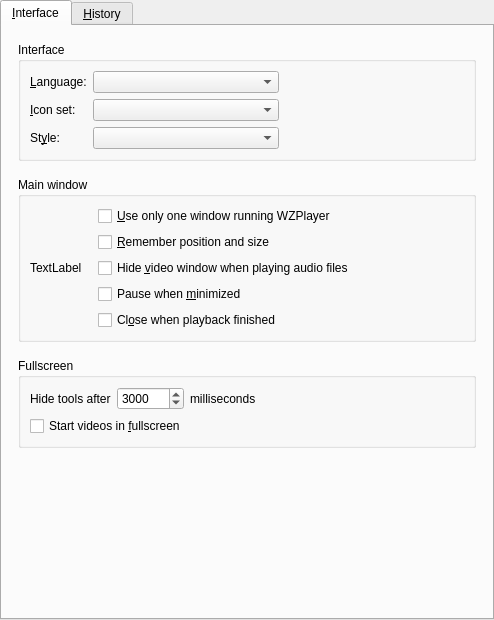
Qt form src/gui/pref/interface.ui (wilbert2000/wzplayer) before a commit.
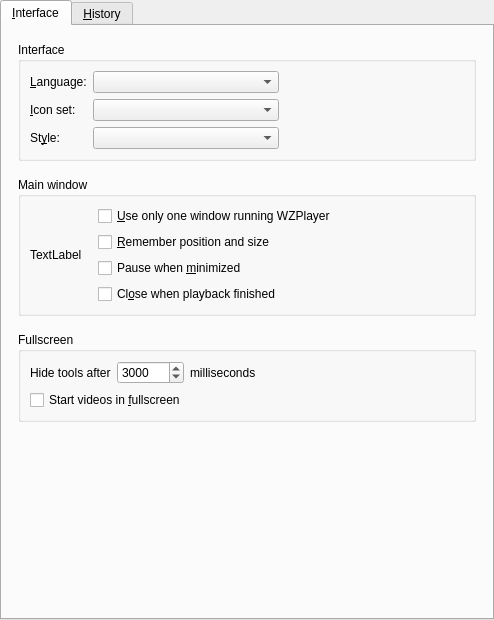
The same form after that commit. Custom widgets are drawn as their Qt base class.

The edit to the form file:
```diff
--- a/src/gui/pref/interface.ui
+++ b/src/gui/pref/interface.ui
@@ -199,13 +199,6 @@
               </property>
              </widget>
             </item>
-            <item>
-             <widget class="QCheckBox" name="hide_video_window_on_audio_check">
-              <property name="text">
-               <string>Hide &amp;video window when playing audio files</string>
-              </property>
-             </widget>
-            </item>
             <item>
              <widget class="QCheckBox" name="pause_on_minimize_check">
               <property name="text">
```
Left out of the diff: 1 changed line with no effect on the pictures.
